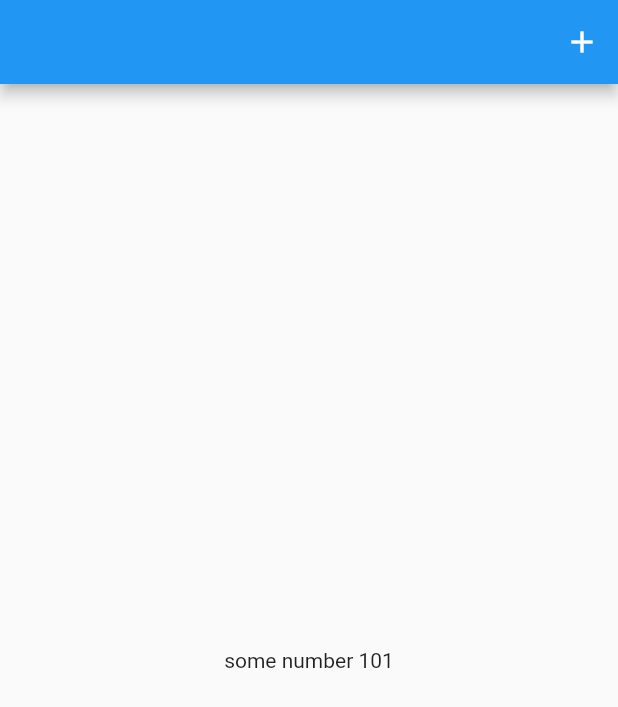
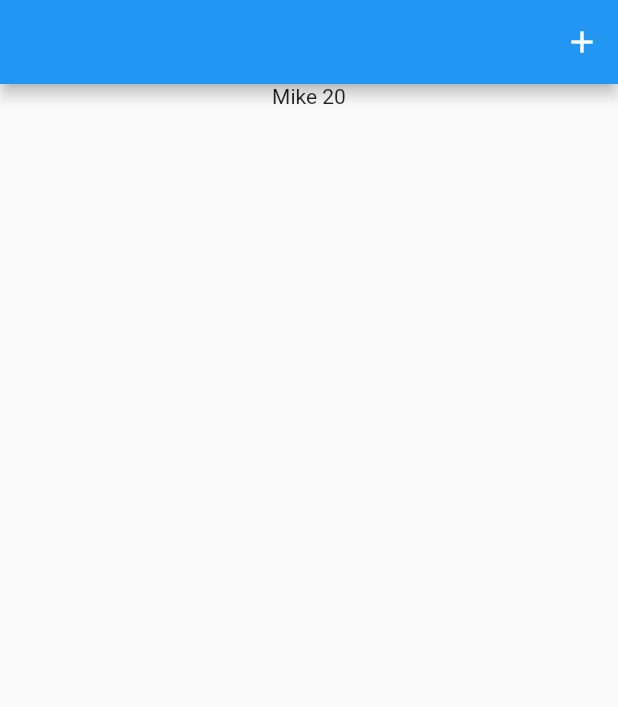
Before and after one commit to MukhriddinMike/riverpod001, a Flutter app: the screen it shows after launch, after a tap on the "add" icon, on a phone screen of 412 x 824 dp. Shown: the top 707 px of the screen. Run offline on Flutter 3.47's test engine with Material 2 defaults, Android fonts, the phone set to English and light mode, and no system bars; our stand-ins replace flutter_riverpod.

Commit message:
mike refreshed

```diff
--- a/lib/main.dart
+++ b/lib/main.dart
@@ -1,3 +1,5 @@
+import 'dart:math';
+
 import 'package:flutter/material.dart';
 import 'package:flutter_riverpod/flutter_riverpod.dart';
 import './myProvider.dart';
@@ -6,19 +8,25 @@ void main() {
   runApp(ProviderScope(child: MyApp()));
 }
 
-final myProvider = Provider((ref) => 20);
-final myProviderSate = StateProvider((ref) => 100);
+class myNotifer extends StateNotifier<List<String>> {
+  myNotifer() : super([]);
+
+  void addString(String stringToAdd) {
+    state = [...state, stringToAdd];
+  }
+}
+
+final myProvider = StateNotifierProvider((ref) => myNotifer());
 
 class MyApp extends ConsumerWidget {
-  const MyApp({Key? key}) : super(key: key);
+  MyApp({Key? key}) : super(key: key);
 
   final int number = 1;
+  Random rand = Random();
 
   @override
   Widget build(BuildContext context, WidgetRef ref) {
-    int myNumber = ref.watch(myProvider);
-    int myNumber2 = ref.watch(thirdProvider);
-    int myNumberState = ref.watch(myProviderSate);
+    final listOfStrings = ref.watch(myProvider) as List;
     return MaterialApp(
       home: Scaffold(
         appBar: AppBar(
@@ -26,13 +34,17 @@ class MyApp extends ConsumerWidget {
             IconButton(
               icon: const Icon(Icons.add),
               onPressed: () => {
-                ref.read(myProviderSate.state).state++,
-                print("added "),
+                ref
+                    .read(myProvider.notifier)
+                    .addString("Mike ${rand.nextInt(100)}")
               },
             )
           ],
         ),
-        body: Center(child: Text("some number $myNumberState")),
+        body: Center(
+            child: Column(
+          children: [...listOfStrings.map((string) => Text(string))],
+        )),
       ),
     );
   }
```
Also changed, not shown: lib/main copy.dart (added, +42 -0 lines).
